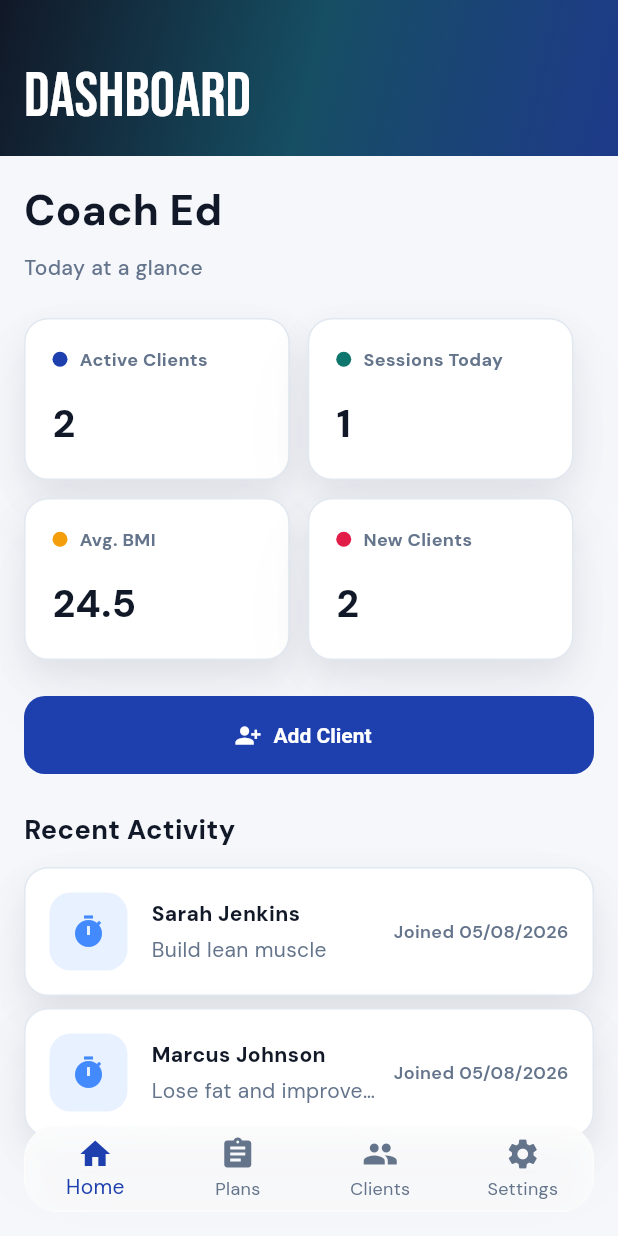
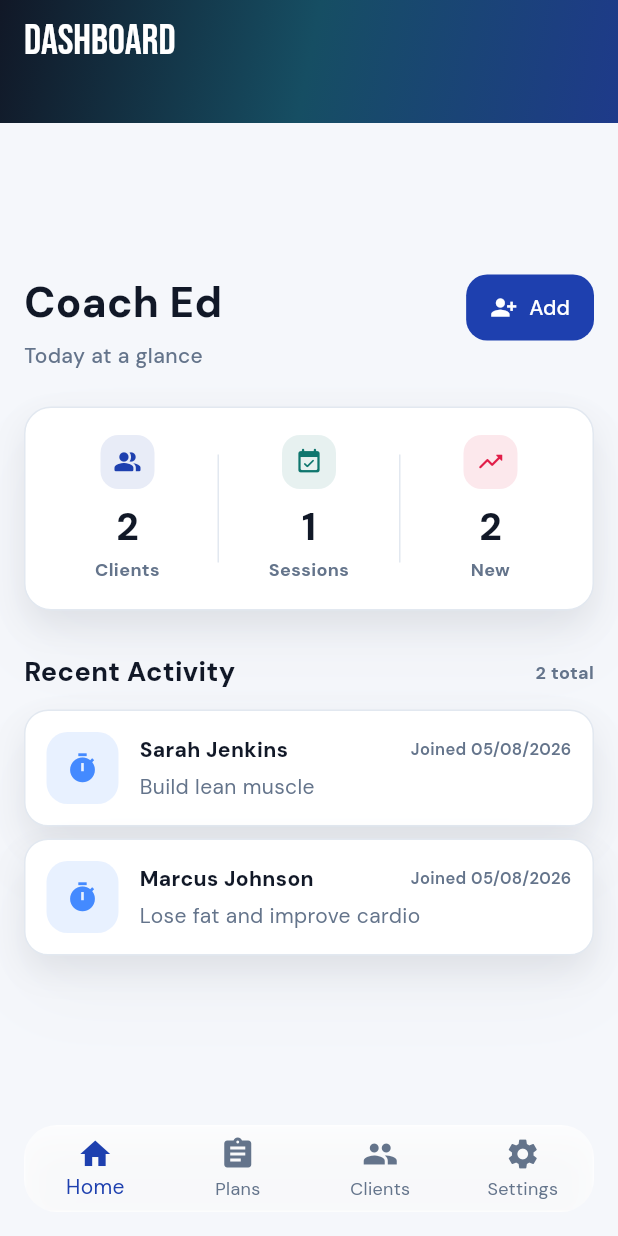
Before and after one commit to faqto/trainer-listing, a Flutter app: the HomePage screen opened directly, on a phone screen of 412 x 824 dp. Run offline on Flutter 3.47's test engine with Material 3 defaults, Android fonts, the phone set to English and light mode, and no system bars; our stand-ins replace google_fonts, shimmer.

Commit message:
Remove average BMI from dashboard

```diff
--- a/lib/pages/home/dashboard_tab.dart
+++ b/lib/pages/home/dashboard_tab.dart
@@ -18,7 +18,6 @@ class DashboardTab extends StatelessWidget {
 
   @override
   Widget build(BuildContext context) {
-    final averageBmi = _averageBmi(clients);
     final sessionsToday = clients.where(_hasSessionToday).length;
     final newClientsToday = clients
         .where((client) => _isToday(client.joinDate))
@@ -26,11 +25,18 @@ class DashboardTab extends StatelessWidget {
 
     return SingleChildScrollView(
       physics: const BouncingScrollPhysics(),
-      padding: const EdgeInsets.fromLTRB(space2, space2, space2, 104),
+      padding: const EdgeInsets.fromLTRB(space2, space3, space2, 104),
       child: Column(
         crossAxisAlignment: CrossAxisAlignment.start,
         children: [
-          const Text(
+          Row(
+            crossAxisAlignment: CrossAxisAlignment.start,
+            children: [
+              const Expanded(
+                child: Column(
+                  crossAxisAlignment: CrossAxisAlignment.start,
+                  children: [
+                    Text(
                       'Coach Ed',
                       style: TextStyle(
                         color: inkColor,
@@ -38,55 +44,96 @@ class DashboardTab extends StatelessWidget {
                         fontWeight: FontWeight.w800,
                       ),
                     ),
-          const SizedBox(height: 8),
-          const Text(
+                    SizedBox(height: 6),
+                    Text(
                       'Today at a glance',
-            style: TextStyle(color: mutedColor, fontWeight: FontWeight.w500),
+                      style: TextStyle(
+                        color: mutedColor,
+                        fontWeight: FontWeight.w500,
                       ),
-          const SizedBox(height: 24),
-          Wrap(
-            spacing: 12,
-            runSpacing: 12,
-            children: [
-              _DashboardMetricCard(
-                label: 'Active Clients',
-                value: clients.length.toString(),
-                color: primaryColor,
                     ),
-              _DashboardMetricCard(
-                label: 'Sessions Today',
-                value: sessionsToday.toString(),
-                color: tealColor,
+                  ],
                 ),
-              _DashboardMetricCard(
-                label: 'Avg. BMI',
-                value: averageBmi,
-                color: amberColor,
               ),
-              _DashboardMetricCard(
-                label: 'New Clients',
-                value: newClientsToday.toString(),
-                color: roseColor,
+              const SizedBox(width: 12),
+              FilledButton.icon(
+                onPressed: onAddClient,
+                icon: const Icon(Icons.person_add_alt_1, size: 18),
+                label: const Text('Add'),
+                style: FilledButton.styleFrom(
+                  padding: const EdgeInsets.symmetric(
+                    horizontal: 16,
+                    vertical: 12,
+                  ),
+                  shape: RoundedRectangleBorder(
+                    borderRadius: BorderRadius.circular(14),
+                  ),
+                ),
               ),
             ],
           ),
           const SizedBox(height: 24),
-          SizedBox(
-            width: double.infinity,
-            child: ElevatedButton.icon(
-              onPressed: onAddClient,
-              icon: const Icon(Icons.person_add_alt_1),
-              label: const Text('Add Client'),
+          Container(
+            decoration: BoxDecoration(
+              color: Colors.white,
+              border: Border.all(color: cardBorderColor),
+              borderRadius: BorderRadius.circular(18),
+              boxShadow: premiumCardShadows,
+            ),
+            padding: const EdgeInsets.symmetric(horizontal: 16, vertical: 18),
+            child: Row(
+              children: [
+                Expanded(
+                  child: _DashboardMetric(
+                    label: 'Clients',
+                    value: clients.length.toString(),
+                    color: primaryColor,
+                    icon: Icons.people_alt_rounded,
                   ),
                 ),
-          const SizedBox(height: 24),
-          const Text(
+                const _MetricDivider(),
+                Expanded(
+                  child: _DashboardMetric(
+                    label: 'Sessions',
+                    value: sessionsToday.toString(),
+                    color: tealColor,
+                    icon: Icons.event_available_rounded,
+                  ),
+                ),
+                const _MetricDivider(),
+                Expanded(
+                  child: _DashboardMetric(
+                    label: 'New',
+                    value: newClientsToday.toString(),
+                    color: roseColor,
+                    icon: Icons.trending_up_rounded,
+                  ),
+                ),
+              ],
+            ),
+          ),
+          const SizedBox(height: 28),
+          Row(
+            children: [
+              const Expanded(
+                child: Text(
                   'Recent Activity',
                   style: TextStyle(
                     color: inkColor,
                     fontSize: 18,
                     fontWeight: FontWeight.w800,
                   ),
+                ),
+              ),
+              Text(
+                '${recentActivity.length} total',
+                style: const TextStyle(
+                  color: mutedColor,
+                  fontSize: 12,
+                  fontWeight: FontWeight.w700,
+                ),
+              ),
+            ],
           ),
           const SizedBox(height: 12),
           Column(
@@ -117,22 +164,6 @@ class DashboardTab extends StatelessWidget {
     );
   }
 
-  String _averageBmi(List<Client> clients) {
-    final bmiValues = clients
-        .where((client) => client.weightKg > 0 && client.heightCm > 0)
-        .map(
-          (client) =>
-              client.weightKg /
-              ((client.heightCm / 100) * (client.heightCm / 100)),
-        )
-        .toList();
-
-    if (bmiValues.isEmpty) return '--';
-
-    final total = bmiValues.reduce((value, element) => value + element);
-    return (total / bmiValues.length).toStringAsFixed(1);
-  }
-
   bool _hasSessionToday(Client client) {
     if (client.schedule.trim().isEmpty) return false;
 
@@ -156,62 +187,69 @@ class DashboardTab extends StatelessWidget {
   }
 }
 
-class _DashboardMetricCard extends StatelessWidget {
+class _DashboardMetric extends StatelessWidget {
   final String label;
   final String value;
   final Color color;
+  final IconData icon;
 
-  const _DashboardMetricCard({
+  const _DashboardMetric({
     required this.label,
     required this.value,
     required this.color,
+    required this.icon,
   });
 
   @override
   Widget build(BuildContext context) {
-    return Container(
-      width: MediaQuery.of(context).size.width * 0.43,
-      decoration: BoxDecoration(
-        color: Colors.white,
-        border: Border.all(color: cardBorderColor),
-        borderRadius: BorderRadius.circular(16),
-        boxShadow: premiumCardShadows,
-      ),
-      padding: const EdgeInsets.all(18),
-      child: Column(
-        crossAxisAlignment: CrossAxisAlignment.start,
-        children: [
-          Row(
+    return Column(
       children: [
         Container(
-                height: 10,
-                width: 10,
-                decoration: BoxDecoration(color: color, shape: BoxShape.circle),
+          height: 36,
+          width: 36,
+          decoration: BoxDecoration(
+            color: color.withAlpha((0.10 * 255).round()),
+            borderRadius: BorderRadius.circular(12),
           ),
-              const SizedBox(width: 8),
-              Expanded(
-                child: Text(
+          child: Icon(icon, color: color, size: 19),
+        ),
+        const SizedBox(height: 12),
+        Text(
+          value,
+          style: const TextStyle(
+            color: inkColor,
+            fontSize: 26,
+            fontWeight: FontWeight.w800,
+            height: 1,
+          ),
+        ),
+        const SizedBox(height: 7),
+        Text(
           label,
+          maxLines: 1,
+          overflow: TextOverflow.ellipsis,
+          textAlign: TextAlign.center,
           style: const TextStyle(
             color: mutedColor,
             fontSize: 12,
             fontWeight: FontWeight.w700,
           ),
         ),
-              ),
       ],
-          ),
-          const SizedBox(height: 16),
-          Text(
-            value,
-            style: const TextStyle(
-              color: inkColor,
-              fontSize: 26,
-              fontWeight: FontWeight.w800,
-            ),
-          ),
-        ],
-      ),
+    );
+  }
+}
+
+class _MetricDivider extends StatelessWidget {
+  const _MetricDivider();
+
+  @override
+  Widget build(BuildContext context) {
+    return Container(
+      height: 72,
+      width: 1,
+      margin: const EdgeInsets.symmetric(horizontal: 8),
+      color: cardBorderColor,
     );
   }
 }
@@ -230,31 +268,48 @@ class _ActivityCard extends StatelessWidget {
         borderRadius: BorderRadius.circular(16),
         boxShadow: premiumCardShadows,
       ),
-      padding: const EdgeInsets.all(16),
+      padding: const EdgeInsets.all(14),
       child: Row(
         children: [
           Container(
-            height: 52,
-            width: 52,
+            height: 48,
+            width: 48,
             decoration: BoxDecoration(
               color: activity.color.withAlpha((0.12 * 255).round()),
               borderRadius: BorderRadius.circular(14),
             ),
-            child: Icon(activity.icon, color: activity.color),
+            child: Icon(activity.icon, color: activity.color, size: 22),
           ),
-          const SizedBox(width: 16),
+          const SizedBox(width: 14),
           Expanded(
             child: Column(
               crossAxisAlignment: CrossAxisAlignment.start,
               children: [
-                Text(
+                Row(
+                  children: [
+                    Expanded(
+                      child: Text(
                         activity.name,
+                        maxLines: 1,
+                        overflow: TextOverflow.ellipsis,
                         style: const TextStyle(
                           color: inkColor,
                           fontWeight: FontWeight.w800,
                         ),
                       ),
-                const SizedBox(height: 4),
+                    ),
+                    const SizedBox(width: 8),
+                    Text(
+                      activity.time,
+                      style: const TextStyle(
+                        color: mutedColor,
+                        fontSize: 11,
+                        fontWeight: FontWeight.w600,
+                      ),
+                    ),
+                  ],
+                ),
+                const SizedBox(height: 5),
                 Text(
                   activity.subtitle,
                   maxLines: 1,
@@ -264,15 +319,6 @@ class _ActivityCard extends StatelessWidget {
               ],
             ),
           ),
-          const SizedBox(width: 12),
-          Text(
-            activity.time,
-            style: const TextStyle(
-              color: mutedColor,
-              fontSize: 12,
-              fontWeight: FontWeight.w600,
-            ),
-          ),
         ],
       ),
     );
--- a/lib/pages/home/home_page.dart
+++ b/lib/pages/home/home_page.dart
@@ -91,15 +91,12 @@ class _HomePageState extends State<HomePage> {
           return [
             SliverAppBar(
               pinned: true,
-              expandedHeight: 104,
+              automaticallyImplyLeading: false,
+              expandedHeight: 82,
               stretch: false,
               backgroundColor: const Color(0xFF101827),
-              toolbarHeight: 58,
-              flexibleSpace: FlexibleSpaceBar(
-                titlePadding: const EdgeInsetsDirectional.only(
-                  start: space2,
-                  bottom: 12,
-                ),
+              toolbarHeight: 56,
+              titleSpacing: space2,
               title: Text(
                 titles[_selectedIndex],
                 style: GoogleFonts.bebasNeue(
@@ -108,6 +105,7 @@ class _HomePageState extends State<HomePage> {
                   color: Colors.white,
                 ),
               ),
+              flexibleSpace: FlexibleSpaceBar(
                 background: Container(
                   decoration: const BoxDecoration(
                     gradient: LinearGradient(
```
Also changed, not shown: lib/pages/clients/add_client_page.dart (+16 -2 lines), lib/pages/clients/client_page_helpers.dart (+16 -0 lines), lib/pages/clients/edit_client_page.dart (+16 -2 lines), lib/pages/clients/edit_fitness_regime_page.dart (+67 -12 lines), lib/pages/home/clients_tab.dart (+14 -5 lines). Lines whose indentation alone changed are shown as unchanged.
